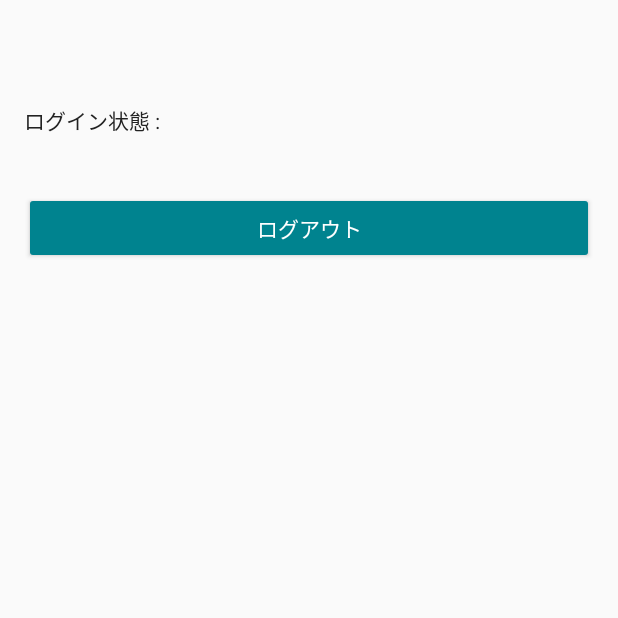
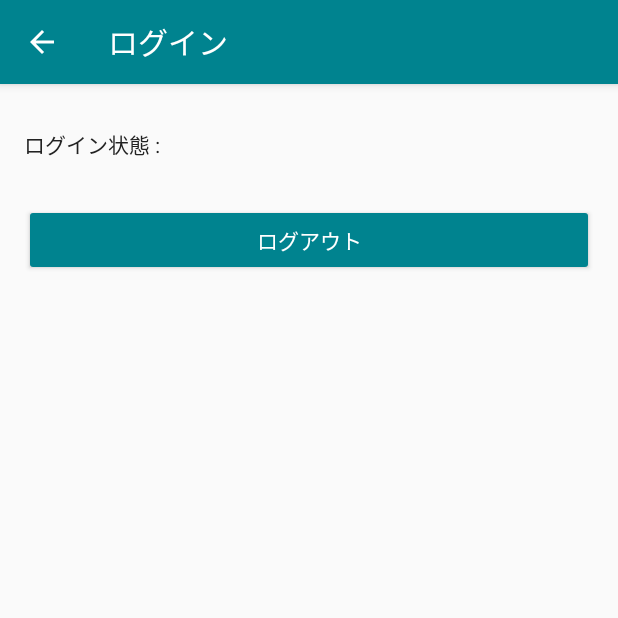
Before and after one commit to wisteria429/TegakiMojiDetection, an Android app: the AuthActivity screen opened directly, with no data from a screen before it, on a phone screen of 412 x 824 dp, the top half of it. Run offline under Robolectric (Android 15) with nearby library versions, the phone set to English and light mode, and no system bars; our stand-ins replace Firebase (no records; nobody signed in at launch, a user with empty details on screens opened directly), data binding.

Commit message:
Toolbarを削除

```diff
--- a/app/src/main/java/jp/study/fuji/tegakimojidetection/MainActivity.kt
+++ b/app/src/main/java/jp/study/fuji/tegakimojidetection/MainActivity.kt
@@ -40,7 +40,6 @@ class MainActivity : AppCompatActivity() {
     override fun onCreate(savedInstanceState: Bundle?) {
         super.onCreate(savedInstanceState)
         setContentView(R.layout.activity_main)
-        setSupportActionBar(toolbar)
         getCandidate()
 
         bt_clear.setOnClickListener {
--- a/app/src/main/java/jp/study/fuji/tegakimojidetection/ui/AuthActivity.kt
+++ b/app/src/main/java/jp/study/fuji/tegakimojidetection/ui/AuthActivity.kt
@@ -37,6 +37,11 @@ class AuthActivity : AppCompatActivity() {
         viewModel.loginTransitionIntent.observe(this, Observer<Transition?> {
             it?.let(this@AuthActivity::transition)
         })
+
+        supportActionBar?.apply {
+            title = "ログイン"
+            setDisplayHomeAsUpEnabled(true)
+        }
     }
 
     override fun onResume() {
--- a/app/src/main/res/layout/activity_auth.xml
+++ b/app/src/main/res/layout/activity_auth.xml
@@ -16,14 +16,6 @@
             android:layout_width="match_parent"
             android:layout_height="match_parent">
 
-        <androidx.appcompat.widget.Toolbar
-                android:id="@+id/toolbar"
-                android:layout_width="match_parent"
-                android:layout_height="wrap_content"
-                app:layout_constraintTop_toTopOf="parent">
-
-        </androidx.appcompat.widget.Toolbar>
-
         <TextView
                 android:id="@+id/text_label_login_status"
                 android:layout_width="wrap_content"
@@ -31,9 +23,12 @@
                 android:text="@string/label_login_status"
                 android:gravity="center_vertical"
                 android:textAppearance="@style/Text.Main"
-                app:layout_constraintTop_toBottomOf="@+id/toolbar"
+                app:layout_constraintTop_toTopOf="parent"
                 app:layout_constraintStart_toStartOf="parent"
-                android:layout_marginStart="@dimen/space_size_normal"/>
+                android:layout_marginTop="@dimen/space_size_normal"
+                android:layout_marginStart="@dimen/space_size_normal"
+                android:layout_marginEnd="@dimen/space_size_small"
+                />
         <TextView
                 android:id="@+id/text_current_user"
                 android:layout_width="wrap_content"
@@ -43,8 +38,6 @@
                 app:layout_constraintTop_toTopOf="@+id/text_label_login_status"
                 android:textAppearance="@style/Text.Main"
                 android:layout_marginStart="@dimen/space_size_small"
-                android:layout_marginTop="@dimen/space_size_small"
-                android:layout_marginEnd="8dp"
                 app:layout_constraintEnd_toEndOf="parent"
                 android:text="@{viewmodel.displayName}"
                 />
@@ -54,7 +47,7 @@
                 android:layout_width="match_parent"
                 android:layout_height="wrap_content"
                 android:text="@{viewmodel.loginState == LoginState.LOGIN ? @string/logout : @string/login}"
-                app:layout_constraintTop_toBottomOf="@+id/text_current_user"
+                app:layout_constraintTop_toBottomOf="@+id/text_label_login_status"
                 app:layout_constraintEnd_toEndOf="parent"
                 app:layout_constraintStart_toStartOf="parent"
                 android:layout_marginTop="@dimen/space_size_normal"
--- a/app/src/main/res/values/styles.xml
+++ b/app/src/main/res/values/styles.xml
@@ -1,11 +1,12 @@
 <resources>
 
     <!-- Base application theme. -->
-    <style name="AppTheme" parent="Theme.AppCompat.Light.NoActionBar">
+    <style name="AppTheme" parent="Theme.AppCompat.Light.DarkActionBar">
         <!-- Customize your theme here. -->
         <item name="colorPrimary">@color/primaryColor</item>
         <item name="colorPrimaryDark">@color/primaryDarkColor</item>
         <item name="android:colorPrimary">@color/primaryColor</item>
+        <item name="toolbarStyle">@style/Widget.AppCompat.Toolbar</item>
         <item name="android:colorPrimaryDark">@color/primaryDarkColor</item>
         <item name="android:colorAccent">@color/accentColor</item>
         <item name="android:textColorPrimary">@color/primaryTextColor</item>
```
Also changed, not shown: app/src/main/AndroidManifest.xml (+7 -2 lines), app/src/main/res/layout/activity_main.xml (+1 -10 lines).
